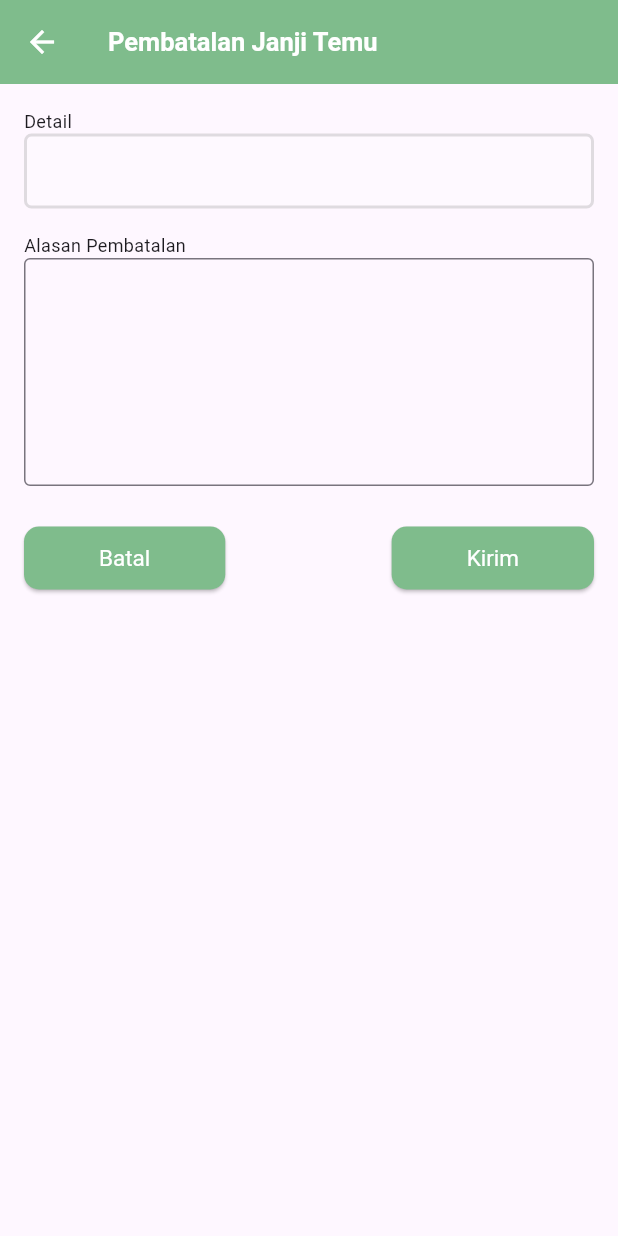
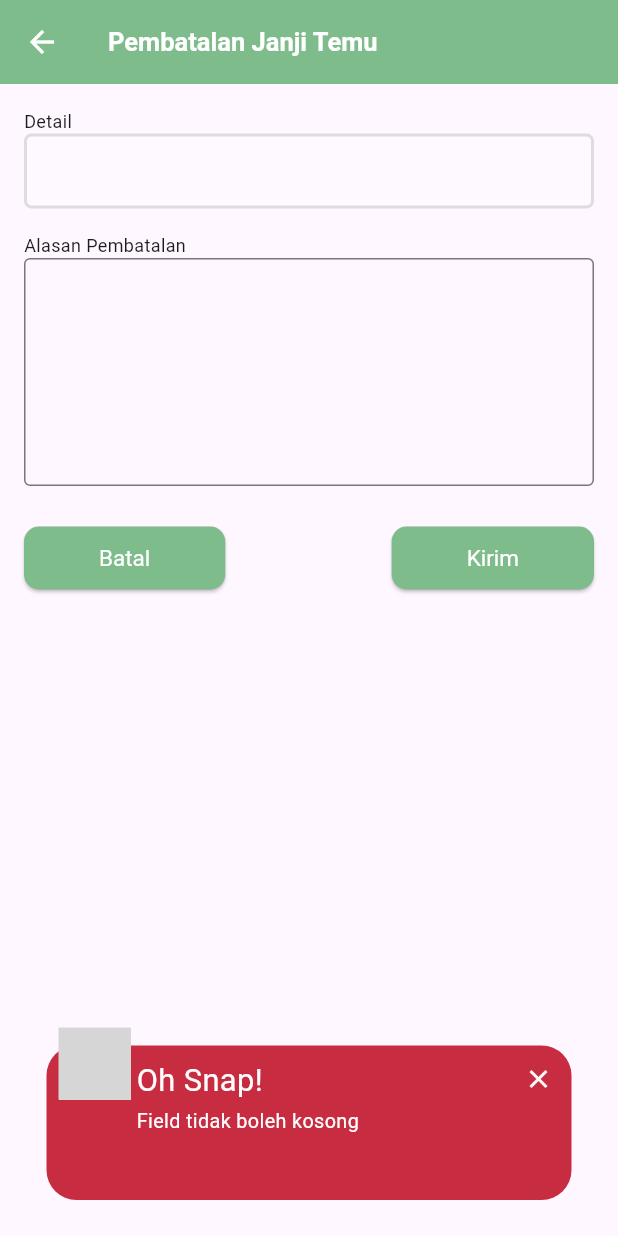
Before and after one commit to vSAM100904v/App_PelitaPena, a Flutter app: the CancelAppointmentScreen screen opened directly with empty values, after a tap on "Kirim", on a phone screen of 412 x 824 dp. Run offline on Flutter 3.47's test engine with Material 3 defaults, Android fonts, the phone set to English and light mode, and no system bars; drawn by our look-alikes of awesome_snackbar_content; our stand-ins replace cached_network_image, camera, carousel_slider, cloud_firestore, connectivity_plus, dash_chat_2 and 20 more; missing offline and left inert: cloudinary_api, cloudinary_flutter, cloudinary_url_gen, dart:ffi; accounts and stored records are empty; Roboto replaces fonts that are missing (Poppins); grey boxes are pictures that could not be loaded.

Commit message:
Feat: Resolved Cancel Appointment

```diff
--- a/lib/config.dart
+++ b/lib/config.dart
@@ -11,7 +11,10 @@ class Config {
   //       "https://backendpelitapena-production.up.railway.app";
   // ! For Devlopment Server
   // static const String apiUrl = "http://172.30.40.85:8080";
-  static const String apiUrl = "http://172.28.0.190:8080";
+  // static const String apiUrl = "http://172.28.0.190:8080";
+
+  static const String apiUrl = "https://gopelitapena-production.up.railway.app";
+
   static const String AREA_API =
       "https://emsifa.github.io/api-wilayah-indonesia/api/";
   static const String PROVINCES = "provinces";
--- a/lib/screens/appointment/cancel_appointment_screen.dart
+++ b/lib/screens/appointment/cancel_appointment_screen.dart
@@ -57,6 +57,11 @@ class _CancelAppointmentScreenState extends State<CancelAppointmentScreen> {
 
   Future<void> _handleCancel() async {
     showLoadingAnimated(context);
+    if (_cancelJanjiTemu.text.isEmpty) {
+      context.toast.showError("Field tidak boleh kosong");
+      closeLoadingDialog(context);
+      return;
+    }
     try {
       await APIService().cancelAppointment(
         widget.appointmentId,
@@ -168,7 +173,7 @@ class _CancelAppointmentScreenState extends State<CancelAppointmentScreen> {
                   const SizedBox(height: 8),
                   ElevatedButton(
                     onPressed: () {
-                      if (_isButtonEnabled.value) _handleCancel();
+                      _handleCancel();
                     },
                     style: ElevatedButton.styleFrom(
                       foregroundColor: Colors.white,
```
